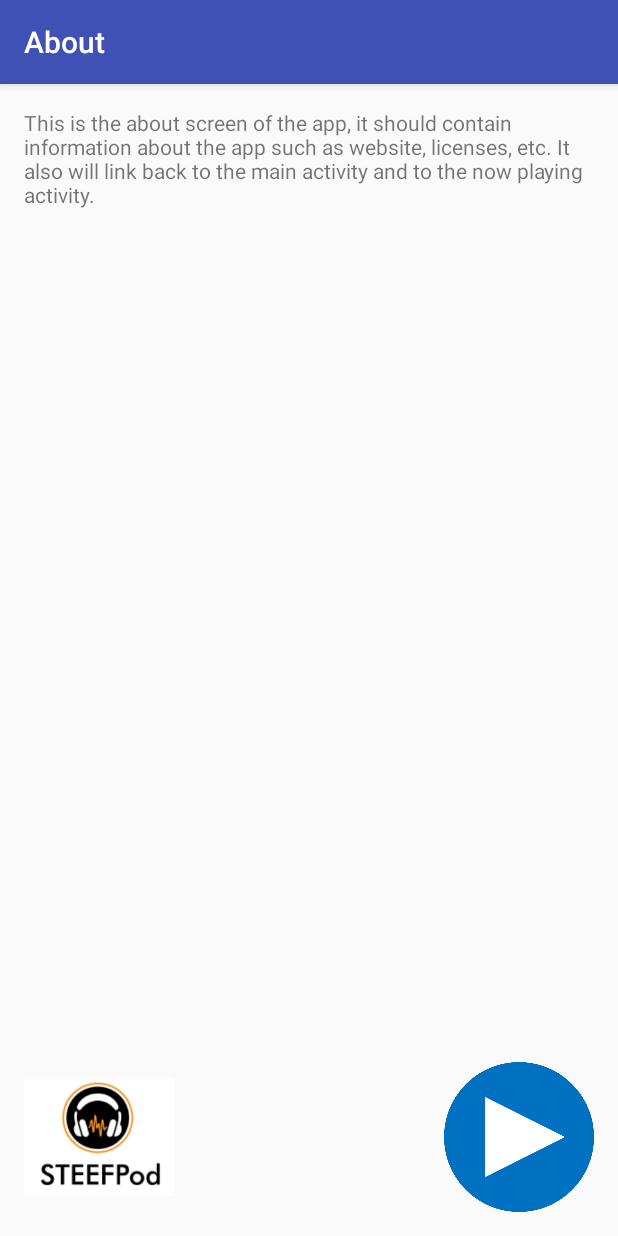
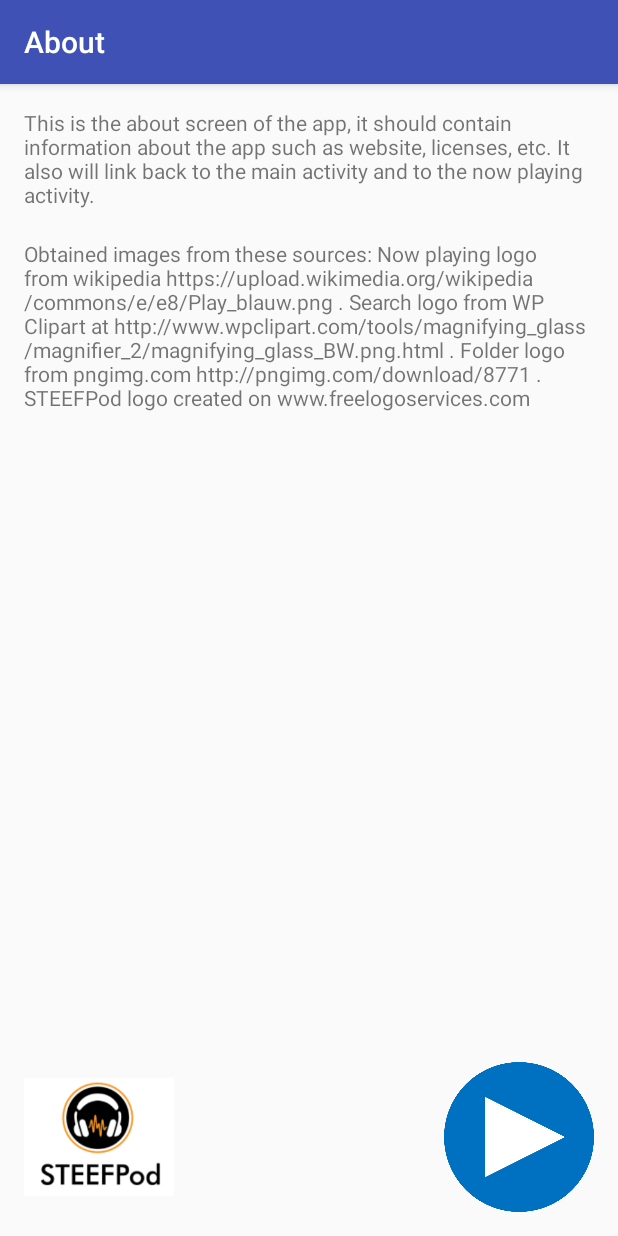
Before and after one commit to stevenconner/Music-App, an Android app: the AboutActivity screen opened directly, with no data from a screen before it, on a phone screen of 412 x 824 dp. Run offline under Robolectric (Android 15) with nearby library versions, the phone set to English and light mode, and no system bars.

Commit message:
added image attributions to about activity

```diff
--- a/app/src/main/res/layout/activity_about.xml
+++ b/app/src/main/res/layout/activity_about.xml
@@ -12,9 +12,16 @@
     tools:context="com.example.android.musicalstructure.AboutActivity">
 
     <TextView
+        android:id="@+id/about_text_view"
         android:layout_width="wrap_content"
         android:layout_height="wrap_content"
         android:text="@string/about_activity_text"/>
+    <TextView
+        android:layout_width="wrap_content"
+        android:layout_marginTop="20dp"
+        android:layout_height="wrap_content"
+        android:layout_below="@+id/about_text_view"
+        android:text="@string/about_image_attributions"/>
 
     <ImageView
         android:id="@+id/mainLogoImageView"
--- a/app/src/main/res/values/strings.xml
+++ b/app/src/main/res/values/strings.xml
@@ -17,6 +17,10 @@
     <string name="about_activity_text">This is the about screen of the app, it should contain information about
     the app such as website, licenses, etc. It also will link back to the
         main activity and to the now playing activity.</string>
+    <string name="about_image_attributions">Obtained images from these sources: Now playing logo from wikipedia
+        https://upload.wikimedia.org/wikipedia/commons/e/e8/Play_blauw.png . Search logo from WP Clipart at
+        http://www.wpclipart.com/tools/magnifying_glass/magnifier_2/magnifying_glass_BW.png.html . Folder logo
+        from pngimg.com http://pngimg.com/download/8771 . STEEFPod logo created on www.freelogoservices.com</string>
     <string name="now_playing_activity_text">This is the now playing screen of the app, it should have controls
     for playing the current file and also album art and things of that nature. It will also link back to the
         main activity. Uses MediaPlayer to play the audio?</string>
```
